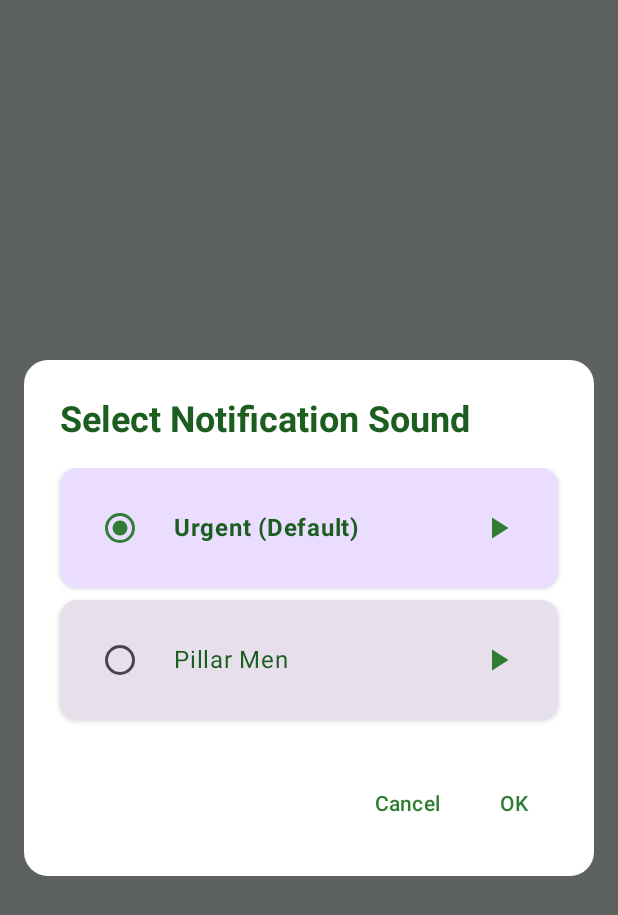
After one commit to jonvicbarcenas/GAGgy, an Android app built with Jetpack Compose: the composable SoundSelectionDialog shown on its own in the app's theme, on a phone screen of 412 x 824 dp. The commit adds this screen. Shown: the top 915 px of the screen. Run offline under Robolectric (Android 15) with nearby library versions, the phone set to English and light mode, and no system bars.

Commit message:
Update version to 2.2.0 and add custom sound selection feature

```diff
--- a/app/build.gradle.kts
+++ b/app/build.gradle.kts
@@ -13,7 +13,7 @@ android {
         minSdk = 24
         targetSdk = 34
         versionCode = 1
-        versionName = "2.1.9"
+        versionName = "2.2.0"
 
         testInstrumentationRunner = "androidx.test.runner.AndroidJUnitRunner"
         vectorDrawables {
--- /dev/null
+++ b/app/src/main/java/com/dainsleif/gaggy/ui/components/SoundSelectionDialog.kt
@@ -0,0 +1,222 @@
+package com.dainsleif.gaggy.ui.components
+
+import android.content.Context
+import android.media.MediaPlayer
+import androidx.compose.foundation.clickable
+import androidx.compose.foundation.layout.Arrangement
+import androidx.compose.foundation.layout.Column
+import androidx.compose.foundation.layout.Row
+import androidx.compose.foundation.layout.Spacer
+import androidx.compose.foundation.layout.fillMaxWidth
+import androidx.compose.foundation.layout.height
+import androidx.compose.foundation.layout.padding
+import androidx.compose.foundation.layout.width
+import androidx.compose.foundation.lazy.LazyColumn
+import androidx.compose.foundation.lazy.items
+import androidx.compose.foundation.shape.RoundedCornerShape
+import androidx.compose.material.icons.Icons
+import androidx.compose.material.icons.filled.Check
+import androidx.compose.material.icons.filled.PlayArrow
+import androidx.compose.material.icons.filled.Close
+import androidx.compose.material3.Card
+import androidx.compose.material3.CardDefaults
+import androidx.compose.material3.Icon
+import androidx.compose.material3.IconButton
+import androidx.compose.material3.MaterialTheme
+import androidx.compose.material3.RadioButton
+import androidx.compose.material3.Surface
+import androidx.compose.material3.Text
+import androidx.compose.material3.TextButton
+import androidx.compose.runtime.Composable
+import androidx.compose.runtime.DisposableEffect
+import androidx.compose.runtime.getValue
+import androidx.compose.runtime.mutableStateOf
+import androidx.compose.runtime.remember
+import androidx.compose.runtime.setValue
+import androidx.compose.ui.Alignment
+import androidx.compose.ui.Modifier
+import androidx.compose.ui.platform.LocalContext
+import androidx.compose.ui.text.font.FontWeight
+import androidx.compose.ui.unit.dp
+import androidx.compose.ui.window.Dialog
+import com.dainsleif.gaggy.R
+
+data class NotificationSound(
+    val name: String,
+    val displayName: String,
+    val resourceId: Int
+)
+
+private const val PREFS_NAME = "GardenEggPrefs"
+private const val PREF_NOTIFICATION_SOUND = "notification_sound"
+
+@Composable
+fun SoundSelectionDialog(
+    onDismiss: () -> Unit,
+    onSoundSelected: (String) -> Unit
+) {
+    val context = LocalContext.current
+    val sharedPrefs = context.getSharedPreferences(PREFS_NAME, Context.MODE_PRIVATE)
+
+    // Available notification sounds
+    val availableSounds = listOf(
+        NotificationSound("urgent", "Urgent (Default)", R.raw.urgent),
+        NotificationSound("pillarmen", "Pillar Men", R.raw.pillarmen)
+    )
+
+    // Current selected sound
+    var selectedSound by remember {
+        mutableStateOf(sharedPrefs.getString(PREF_NOTIFICATION_SOUND, "urgent") ?: "urgent")
+    }
+
+    // MediaPlayer for sound preview
+    var mediaPlayer by remember { mutableStateOf<MediaPlayer?>(null) }
+    var currentlyPlaying by remember { mutableStateOf<String?>(null) }
+
+    // Cleanup MediaPlayer on dispose
+    DisposableEffect(Unit) {
+        onDispose {
+            mediaPlayer?.release()
+        }
+    }
+
+    Dialog(onDismissRequest = onDismiss) {
+        Surface(
+            modifier = Modifier
+                .fillMaxWidth()
+                .padding(16.dp),
+            shape = RoundedCornerShape(16.dp),
+            color = MaterialTheme.colorScheme.surface
+        ) {
+            Column(
+                modifier = Modifier.padding(24.dp)
+            ) {
+                Text(
+                    text = "Select Notification Sound",
+                    style = MaterialTheme.typography.headlineSmall,
+                    fontWeight = FontWeight.Bold,
+                    color = MaterialTheme.colorScheme.onSurface
+                )
+
+                Spacer(modifier = Modifier.height(16.dp))
+
+                LazyColumn {
+                    items(availableSounds) { sound ->
+                        SoundItem(
+                            sound = sound,
+                            isSelected = selectedSound == sound.name,
+                            isPlaying = currentlyPlaying == sound.name,
+                            onSelect = { selectedSound = sound.name },
+                            onPlay = {
+                                // Stop current sound if playing
+                                mediaPlayer?.release()
+
+                                if (currentlyPlaying == sound.name) {
+                                    // Stop if already playing this sound
+                                    currentlyPlaying = null
+                                    mediaPlayer = null
+                                } else {
+                                    // Play new sound
+                                    try {
+                                        mediaPlayer = MediaPlayer.create(context, sound.resourceId)
+                                        mediaPlayer?.setOnCompletionListener {
+                                            currentlyPlaying = null
+                                            it.release()
+                                            mediaPlayer = null
+                                        }
+                                        mediaPlayer?.start()
+                                        currentlyPlaying = sound.name
+                                    } catch (e: Exception) {
+                                        currentlyPlaying = null
+                                        mediaPlayer = null
+                                    }
+                                }
+                            }
+                        )
+
+                        Spacer(modifier = Modifier.height(8.dp))
+                    }
+                }
+
+                Spacer(modifier = Modifier.height(24.dp))
+
+                Row(
+                    modifier = Modifier.fillMaxWidth(),
+                    horizontalArrangement = Arrangement.End
+                ) {
+                    TextButton(onClick = onDismiss) {
+                        Text("Cancel")
+                    }
+
+                    Spacer(modifier = Modifier.width(8.dp))
+
+                    TextButton(
+                        onClick = {
+                            // Save selected sound
+                            sharedPrefs.edit().putString(PREF_NOTIFICATION_SOUND, selectedSound).apply()
+                            onSoundSelected(selectedSound)
+                            onDismiss()
+                        }
+                    ) {
+                        Text("OK")
+                    }
+                }
+            }
+        }
+    }
+}
+
+@Composable
+private fun SoundItem(
+    sound: NotificationSound,
+    isSelected: Boolean,
+    isPlaying: Boolean,
+    onSelect: () -> Unit,
+    onPlay: () -> Unit
+) {
+    Card(
+        modifier = Modifier
+            .fillMaxWidth()
+            .clickable { onSelect() },
+        colors = CardDefaults.cardColors(
+            containerColor = if (isSelected)
+                MaterialTheme.colorScheme.primaryContainer
+            else
+                MaterialTheme.colorScheme.surfaceVariant
+        ),
+        elevation = CardDefaults.cardElevation(defaultElevation = 2.dp)
+    ) {
+        Row(
+            modifier = Modifier
+                .fillMaxWidth()
+                .padding(16.dp),
+            verticalAlignment = Alignment.CenterVertically
+        ) {
+            RadioButton(
+                selected = isSelected,
+                onClick = onSelect
+            )
+
+            Spacer(modifier = Modifier.width(12.dp))
+
+            Column(
+                modifier = Modifier.weight(1f)
+            ) {
+                Text(
+                    text = sound.displayName,
+                    style = MaterialTheme.typography.bodyLarge,
+                    fontWeight = if (isSelected) FontWeight.Bold else FontWeight.Normal,
+                    color = MaterialTheme.colorScheme.onSurface
+                )
+            }
+
+            IconButton(onClick = onPlay) {
+                Icon(
+                    imageVector = if (isPlaying) Icons.Default.Close else Icons.Default.PlayArrow,
+                    contentDescription = if (isPlaying) "Stop" else "Play",
+                    tint = MaterialTheme.colorScheme.primary
+                )
+            }
+        }
+    }
+}
```
Also changed, not shown: app/src/main/java/com/dainsleif/gaggy/service/NotificationSoundService.kt (+16 -5 lines), app/src/main/java/com/dainsleif/gaggy/ui/components/GardenComponents.kt (+23 -0 lines), 1 other file.
